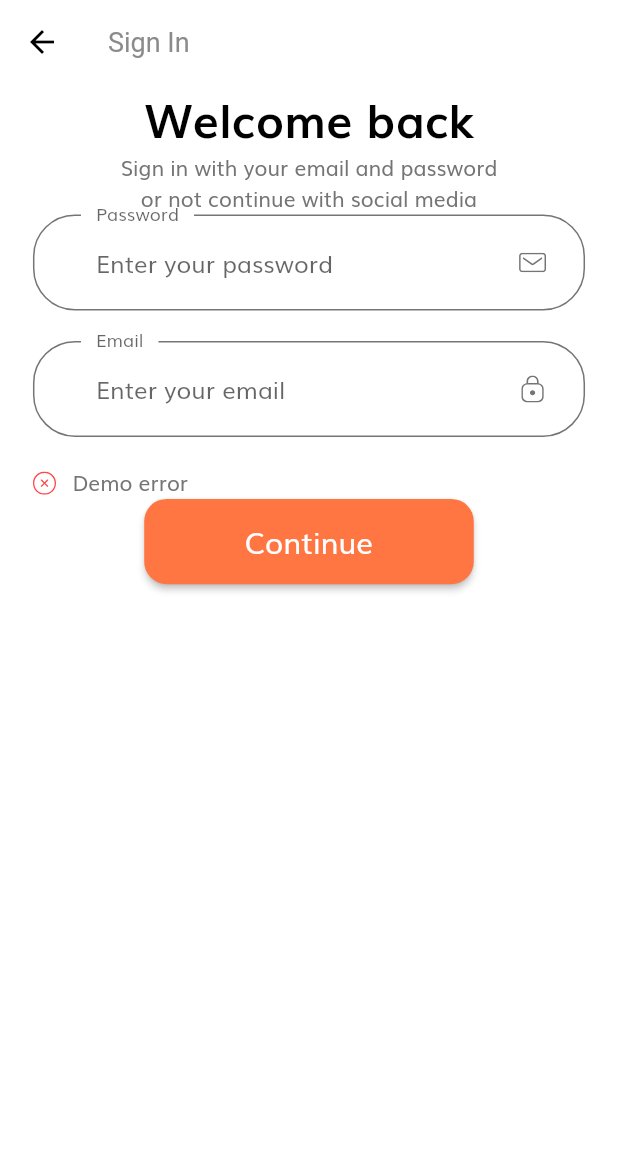
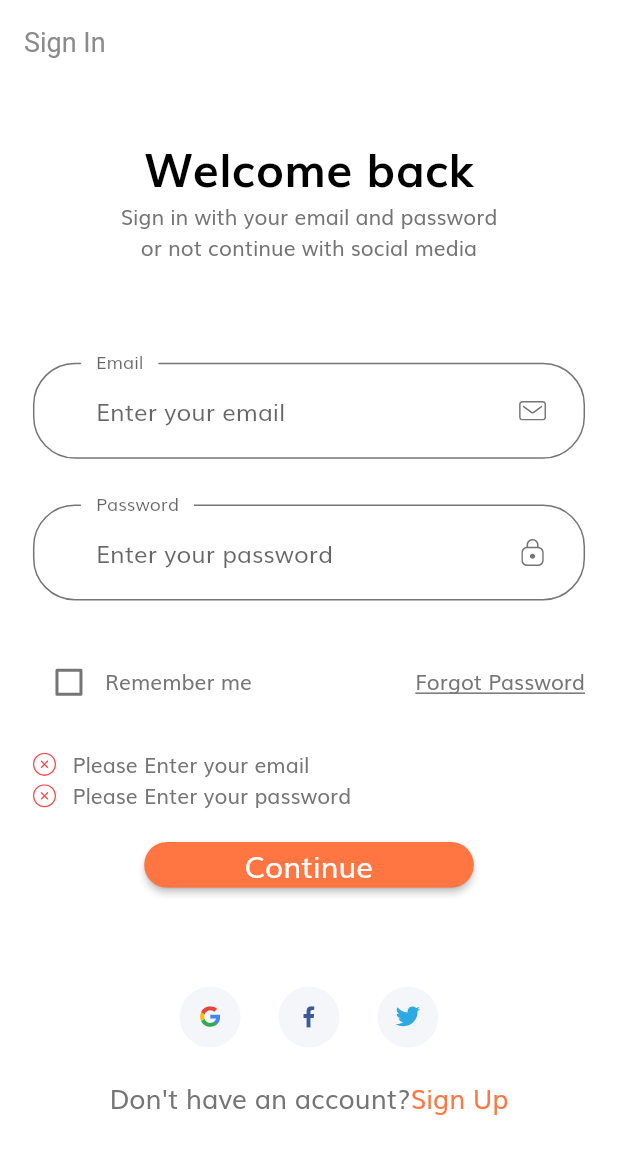
Before and after one commit to hieuconstructor/e_commerce_flutter, a Flutter app: the screen it shows after launch, after a tap on "Continue", on a phone screen of 412 x 824 dp. Shown: the top 1154 px of the screen. Run offline on Flutter 3.47's test engine with Material 2 defaults, Android fonts, the phone set to English and light mode, and no system bars; our stand-ins replace flutter_svg.

Commit message:
Validator email and password

```diff
--- a/lib/components/default_button.dart
+++ b/lib/components/default_button.dart
@@ -17,7 +17,7 @@ class DefaultButton extends StatelessWidget {
   Widget build(BuildContext context) {
     return SizedBox(
       width: getProportionateScreenWidth(200),
-      height: getProportionateScreenHeight(56),
+      height: getProportionateScreenHeight(30),
       child: ElevatedButton(
         onPressed: onPressed,
         style: ButtonStyle(
--- /dev/null
+++ b/lib/components/no_account_text.dart
@@ -0,0 +1,33 @@
+import 'package:e_commerce_flutter/constants.dart';
+import 'package:e_commerce_flutter/screen/forgot_password/forgot_password_screen.dart';
+import 'package:e_commerce_flutter/size_config.dart';
+import 'package:flutter/material.dart';
+
+class NoAccountText extends StatelessWidget {
+  const NoAccountText({
+    super.key,
+  });
+
+  @override
+  Widget build(BuildContext context) {
+    return Row(
+      mainAxisAlignment: MainAxisAlignment.center,
+      children: [
+        Text(
+          "Don't have an account?",
+          style: TextStyle(fontSize: getProportionateScreenWidth(16)),
+        ),
+        GestureDetector(
+          onTap: () => Navigator.popAndPushNamed(
+              context, ForgotPasswordScreen.routeName),
+          child: Text(
+            "Sign Up",
+            style: TextStyle(
+                fontSize: getProportionateScreenWidth(16),
+                color: kPrimaryColor),
+          ),
+        ),
+      ],
+    );
+  }
+}
--- /dev/null
+++ b/lib/components/socal_card.dart
@@ -0,0 +1,34 @@
+import 'package:flutter/material.dart';
+import 'package:flutter_svg/flutter_svg.dart';
+
+import '../../../size_config.dart';
+
+class SocalCard extends StatelessWidget {
+  const SocalCard({
+    super.key,
+    required this.icon,
+    required this.press,
+  });
+
+  final String icon;
+  final VoidCallback press;
+
+  @override
+  Widget build(BuildContext context) {
+    return GestureDetector(
+      onTap: press,
+      child: Container(
+        margin:
+            EdgeInsets.symmetric(horizontal: getProportionateScreenWidth(10)),
+        padding: EdgeInsets.all(getProportionateScreenWidth(12)),
+        height: getProportionateScreenHeight(40),
+        width: getProportionateScreenWidth(40),
+        decoration: BoxDecoration(
+          color: Color(0xFFF5F6F9),
+          shape: BoxShape.circle,
+        ),
+        child: SvgPicture.asset(icon),
+      ),
+    );
+  }
+}
--- a/lib/main.dart
+++ b/lib/main.dart
@@ -1,4 +1,5 @@
 import 'package:e_commerce_flutter/routs.dart';
+import 'package:e_commerce_flutter/screen/sign_in/sign_in_screen.dart';
 import 'package:e_commerce_flutter/theme.dart';
 import 'package:flutter/material.dart';
 
@@ -18,7 +19,7 @@ class MyApp extends StatelessWidget {
       debugShowCheckedModeBanner: false,
       title: 'Flutter Demo',
       theme: theme(),
-      initialRoute: SplashScreen.routeName,
+      initialRoute: SignInScreen.routeName,
       routes: routes,
     );
   }
--- a/lib/routs.dart
+++ b/lib/routs.dart
@@ -1,3 +1,4 @@
+import 'package:e_commerce_flutter/screen/forgot_password/forgot_password_screen.dart';
 import 'package:e_commerce_flutter/screen/sign_in/sign_in_screen.dart';
 import 'package:e_commerce_flutter/screen/splash/splash_screen.dart';
 import 'package:flutter/widgets.dart';
@@ -5,4 +6,5 @@ import 'package:flutter/widgets.dart';
 final Map<String, WidgetBuilder> routes = {
   SplashScreen.routeName: (context) => const SplashScreen(),
   SignInScreen.routeName: (context) => const SignInScreen(),
+  ForgotPasswordScreen.routeName: (context) => const ForgotPasswordScreen(),
 };
--- /dev/null
+++ b/lib/screen/forgot_password/components/body.dart
@@ -0,0 +1,10 @@
+import 'package:flutter/material.dart';
+
+class Body extends StatelessWidget {
+  const Body({super.key});
+
+  @override
+  Widget build(BuildContext context) {
+    return const Placeholder();
+  }
+}
--- /dev/null
+++ b/lib/screen/forgot_password/forgot_password_screen.dart
@@ -0,0 +1,21 @@
+import 'package:e_commerce_flutter/screen/forgot_password/components/body.dart';
+import 'package:flutter/material.dart';
+
+import '../../size_config.dart';
+
+class ForgotPasswordScreen extends StatelessWidget {
+  const ForgotPasswordScreen({super.key});
+  static String routeName = "/forgot_password";
+
+  @override
+  Widget build(BuildContext context) {
+    SizeConfig().init(context);
+
+    return Scaffold(
+      appBar: AppBar(
+        title: Text("Forgot PassWord"),
+      ),
+      body: Body(),
+    );
+  }
+}
--- a/lib/screen/sign_in/components/body.dart
+++ b/lib/screen/sign_in/components/body.dart
@@ -1,9 +1,11 @@
-import 'package:e_commerce_flutter/components/default_button.dart';
+import 'package:e_commerce_flutter/components/no_account_text.dart';
+import 'package:e_commerce_flutter/constants.dart';
+import 'package:e_commerce_flutter/screen/forgot_password/forgot_password_screen.dart';
+import 'package:e_commerce_flutter/screen/sign_in/components/sign_form.dart';
+import 'package:e_commerce_flutter/components/socal_card.dart';
 import 'package:e_commerce_flutter/size_config.dart';
 import 'package:flutter/material.dart';
-
-import '../../../components/custom_surfix_icon.dart';
-import '../../../components/form_error.dart';
+import 'package:flutter_svg/svg.dart';
 
 class Body extends StatelessWidget {
   const Body({super.key});
@@ -16,8 +18,10 @@ class Body extends StatelessWidget {
             EdgeInsets.symmetric(horizontal: getProportionateScreenWidth(20)),
         child: SizedBox(
           width: double.infinity,
+          child: SingleChildScrollView(
             child: Column(
               children: [
+                SizedBox(height: SizeConfig.screenHeight * 0.04),
                 Text(
                   "Welcome back",
                   style: TextStyle(
@@ -26,85 +30,37 @@ class Body extends StatelessWidget {
                     fontWeight: FontWeight.bold,
                   ),
                 ),
-              Text(
+                const Text(
                   "Sign in with your email and password \nor not continue with social media",
                   textAlign: TextAlign.center,
                 ),
-              SignForm(),
+                SizedBox(height: SizeConfig.screenHeight * 0.08),
+                const SignForm(),
+                SizedBox(height: SizeConfig.screenHeight * 0.08),
+                Row(
+                  mainAxisAlignment: MainAxisAlignment.center,
+                  children: [
+                    SocalCard(
+                      icon: "assets/icons/google-icon.svg",
+                      press: () {},
+                    ),
+                    SocalCard(
+                      icon: "assets/icons/facebook-2.svg",
+                      press: () {},
+                    ),
+                    SocalCard(
+                      icon: "assets/icons/twitter.svg",
+                      press: () {},
+                    ),
                   ],
+                ),
+                SizedBox(height: getProportionateScreenHeight(20)),
+                NoAccountText()
+              ],
+            ),
           ),
         ),
       ),
     );
   }
 }
-
-class SignForm extends StatefulWidget {
-  const SignForm({super.key});
-  @override
-  State<SignForm> createState() => _SignFormState();
-}
-
-class _SignFormState extends State<SignForm> {
-  final _formKey = GlobalKey<FormState>();
-  final List<String> errors = ["Demo error"];
-  @override
-  Widget build(BuildContext context) {
-    return Column(
-      key: _formKey,
-      children: [
-        buildEmailFormField(),
-        SizedBox(
-          height: getProportionateScreenHeight(20),
-        ),
-        buildPasswordFormField(),
-        SizedBox(
-          height: getProportionateScreenHeight(20),
-        ),
-        FormError(errors: errors),
-        DefaultButton(
-          text: "Continue",
-          onPressed: () {
-            if (_formKey.currentState!.validate()) {
-              _formKey.currentState!.save();
-            }
-          },
-        )
-      ],
-    );
-  }
-
-  TextFormField buildPasswordFormField() {
-    return TextFormField(
-      obscureText: true,
-      decoration: const InputDecoration(
-        labelText: "Email",
-        hintText: "Enter your email",
-        floatingLabelBehavior: FloatingLabelBehavior.always,
-        suffixIcon: CustomSurffixIcon(
-          svgIcon: "assets/icons/Lock.svg",
-        ),
-      ),
-    );
-  }
-
-  TextFormField buildEmailFormField() {
-    return TextFormField(
-      keyboardType: TextInputType.emailAddress,
-      validator: (value) {
-        if (value == null || value.isEmpty) {
-          errors.add("Please enter your email!");
-        }
-        return null;
-      },
-      decoration: const InputDecoration(
-        labelText: "Password",
-        hintText: "Enter your password",
-        floatingLabelBehavior: FloatingLabelBehavior.always,
-        suffixIcon: CustomSurffixIcon(
-          svgIcon: "assets/icons/Mail.svg",
-        ),
-      ),
-    );
-  }
-}
--- /dev/null
+++ b/lib/screen/sign_in/components/sign_form.dart
@@ -0,0 +1,153 @@
+import 'package:e_commerce_flutter/size_config.dart';
+import 'package:flutter/material.dart';
+
+import '../../../components/custom_surfix_icon.dart';
+import '../../../components/default_button.dart';
+import '../../../components/form_error.dart';
+import '../../../constants.dart';
+
+class SignForm extends StatefulWidget {
+  const SignForm({super.key});
+
+  @override
+  SignFormState createState() {
+    return SignFormState();
+  }
+}
+
+class SignFormState extends State<SignForm> {
+  final _formKey = GlobalKey<FormState>();
+  late String email;
+  late String password;
+  late bool remember = false;
+  final List<String> errors = [];
+
+  @override
+  Widget build(BuildContext context) {
+    return Form(
+      key: _formKey,
+      child: Column(
+        children: <Widget>[
+          buildEmailFormField(),
+          SizedBox(height: getProportionateScreenHeight(30)),
+          buildPasswordFormField(),
+          SizedBox(height: getProportionateScreenHeight(30)),
+          Row(
+            children: [
+              Checkbox(
+                value: remember,
+                activeColor: kPrimaryColor,
+                onChanged: (value) {
+                  setState(() {
+                    remember = value!;
+                  });
+                },
+              ),
+              Text('Remember me'),
+              Spacer(),
+              Text(
+                "Forgot Password",
+                style: TextStyle(decoration: TextDecoration.underline),
+              ),
+            ],
+          ),
+          SizedBox(height: getProportionateScreenHeight(20)),
+          FormError(errors: errors),
+          SizedBox(height: getProportionateScreenHeight(20)),
+          DefaultButton(
+            text: "Continue",
+            onPressed: () {
+              if (_formKey.currentState!.validate()) {
+                // If the form is valid, display a snackbar. In the real world,
+                // you'd often call a server or save the information in a database.
+                _formKey.currentState!.save();
+              }
+            },
+          )
+        ],
+      ),
+    );
+  }
+
+  TextFormField buildEmailFormField() {
+    return TextFormField(
+      keyboardType: TextInputType.emailAddress,
+      onSaved: (newValue) => email = newValue!,
+      onChanged: (value) {
+        if (value.isNotEmpty && errors.contains(kEmailNullError)) {
+          setState(() {
+            errors.remove(kEmailNullError);
+          });
+        } else if (emailValidatorRegExp.hasMatch(value) &&
+            errors.contains(kInvalidEmailError)) {
+          setState(() {
+            errors.remove(kInvalidEmailError);
+          });
+        }
+        return null;
+      },
+      validator: (value) {
+        if (value == null ||
+            value.isEmpty && !errors.contains(kEmailNullError)) {
+          setState(() {
+            errors.add(kEmailNullError);
+          });
+        } else if (!emailValidatorRegExp.hasMatch(value) &&
+            !errors.contains(kInvalidEmailError)) {
+          setState(() {
+            errors.add(kInvalidEmailError);
+          });
+        }
+        return null;
+      },
+      decoration: const InputDecoration(
+        labelText: "Email",
+        hintText: "Enter your email",
+        floatingLabelBehavior: FloatingLabelBehavior.always,
+        suffixIcon: CustomSurffixIcon(
+          svgIcon: "assets/icons/Mail.svg",
+        ),
+      ),
+    );
+  }
+
+  TextFormField buildPasswordFormField() {
+    return TextFormField(
+      obscureText: true,
+      onSaved: (newValue) => password = newValue!,
+      onChanged: (value) {
+        if (value.isNotEmpty && errors.contains(kPassNullError)) {
+          setState(() {
+            errors.remove(kPassNullError);
+          });
+        } else if (value.length >= 8 && errors.contains(kShortPassError)) {
+          setState(() {
+            errors.remove(kShortPassError);
+          });
+        }
+        return null;
+      },
+      validator: (value) {
+        if (value == null ||
+            value.isEmpty && !errors.contains(kPassNullError)) {
+          setState(() {
+            errors.add(kPassNullError);
+          });
+        } else if (value.length < 8 && !errors.contains(kShortPassError)) {
+          setState(() {
+            errors.add(kShortPassError);
+          });
+        }
+        return null;
+      },
+      decoration: const InputDecoration(
+        labelText: "Password",
+        hintText: "Enter your password",
+        floatingLabelBehavior: FloatingLabelBehavior.always,
+        suffixIcon: CustomSurffixIcon(
+          svgIcon: "assets/icons/Lock.svg",
+        ),
+      ),
+    );
+  }
+}
--- a/lib/screen/sign_in/sign_in_screen.dart
+++ b/lib/screen/sign_in/sign_in_screen.dart
@@ -1,5 +1,6 @@
 import 'package:flutter/material.dart';
 
+import '../../size_config.dart';
 import '../sign_in/components/body.dart';
 
 class SignInScreen extends StatelessWidget {
@@ -8,6 +9,7 @@ class SignInScreen extends StatelessWidget {
 
   @override
   Widget build(BuildContext context) {
+    SizeConfig().init(context);
     return Scaffold(
       appBar: AppBar(
         title: Text("Sign In"),
```
Also changed, not shown: 1 other file. Lines whose indentation alone changed are shown as unchanged.
